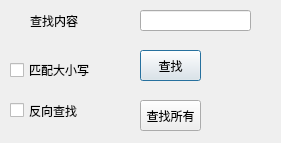
Old version of the form main/ui/FindDialog.ui in the repository 3548848289/SmartDesk.
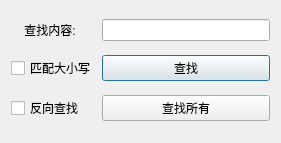
New version of the form.

Diff of the .ui file:
```diff
--- a/main/ui/FindDialog.ui
+++ b/main/ui/FindDialog.ui
@@ -13,64 +13,9 @@
   <property name="windowTitle">
    <string>查找</string>
   </property>
-  <widget class="QLabel" name="label">
-   <property name="geometry">
-    <rect>
-     <x>30</x>
-     <y>10</y>
-     <width>51</width>
-     <height>21</height>
-    </rect>
-   </property>
-   <property name="text">
-    <string>查找内容：</string>
-   </property>
-  </widget>
-  <widget class="QLineEdit" name="lineEdit">
-   <property name="geometry">
-    <rect>
-     <x>140</x>
-     <y>10</y>
-     <width>111</width>
-     <height>21</height>
-    </rect>
-   </property>
-  </widget>
-  <widget class="QCheckBox" name="caseCheckBox">
-   <property name="geometry">
-    <rect>
-     <x>10</x>
-     <y>60</y>
-     <width>91</width>
-     <height>20</height>
-    </rect>
-   </property>
-   <property name="text">
-    <string>匹配大小写</string>
-   </property>
-  </widget>
-  <widget class="QCheckBox" name="backwardCheckBox">
-   <property name="geometry">
-    <rect>
-     <x>10</x>
-     <y>100</y>
-     <width>91</width>
-     <height>21</height>
-    </rect>
-   </property>
-   <property name="text">
-    <string>反向查找</string>
-   </property>
-  </widget>
+  <layout class="QGridLayout" name="gridLayout">
+   <item row="1" column="1">
   <widget class="QPushButton" name="findButton">
-   <property name="geometry">
-    <rect>
-     <x>140</x>
-     <y>50</y>
-     <width>61</width>
-     <height>31</height>
-    </rect>
-   </property>
    <property name="text">
     <string>查找</string>
    </property>
@@ -78,19 +23,39 @@
     <bool>false</bool>
    </property>
   </widget>
+   </item>
+   <item row="2" column="1">
   <widget class="QPushButton" name="findAllButton">
-   <property name="geometry">
-    <rect>
-     <x>140</x>
-     <y>100</y>
-     <width>61</width>
-     <height>31</height>
-    </rect>
-   </property>
    <property name="text">
     <string>查找所有</string>
    </property>
   </widget>
+   </item>
+   <item row="2" column="0">
+    <widget class="QCheckBox" name="backwardCheckBox">
+     <property name="text">
+      <string>反向查找</string>
+     </property>
+    </widget>
+   </item>
+   <item row="0" column="0">
+    <widget class="QLabel" name="label">
+     <property name="text">
+      <string>    查找内容:</string>
+     </property>
+    </widget>
+   </item>
+   <item row="0" column="1">
+    <widget class="QLineEdit" name="lineEdit"/>
+   </item>
+   <item row="1" column="0">
+    <widget class="QCheckBox" name="caseCheckBox">
+     <property name="text">
+      <string>匹配大小写</string>
+     </property>
+    </widget>
+   </item>
+  </layout>
  </widget>
  <tabstops>
   <tabstop>lineEdit</tabstop>
```
Lines whose indentation alone changed are shown as unchanged.
